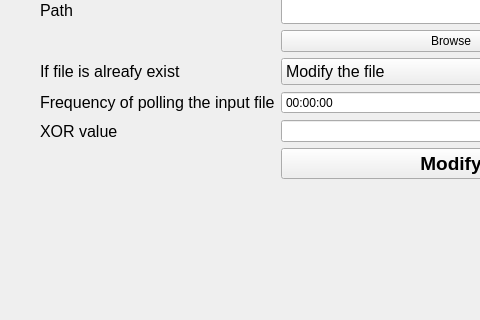
This is mainwindow.ui in dixtar321/BinaryModifier as Qt 5 draws it before an edit; both pictures show x 0 to 480 and y 137 to 457 of the 667 by 668 pixel window. The edited form follows.
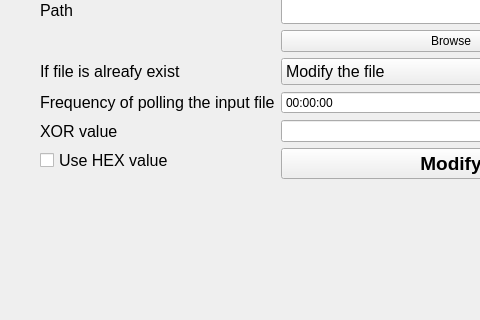
This is the edited form.

Commit message: Added "Use HEX value"

Diff of the .ui file:
```diff
--- a/mainwindow.ui
+++ b/mainwindow.ui
@@ -185,6 +185,18 @@
        </property>
       </widget>
      </item>
+     <item row="7" column="0">
+      <widget class="QCheckBox" name="hexCheckBox">
+       <property name="font">
+        <font>
+         <pointsize>12</pointsize>
+        </font>
+       </property>
+       <property name="text">
+        <string>Use HEX value</string>
+       </property>
+      </widget>
+     </item>
     </layout>
    </widget>
    <widget class="QLabel" name="mainLabel">
```
The commit also changes 5 other files.
